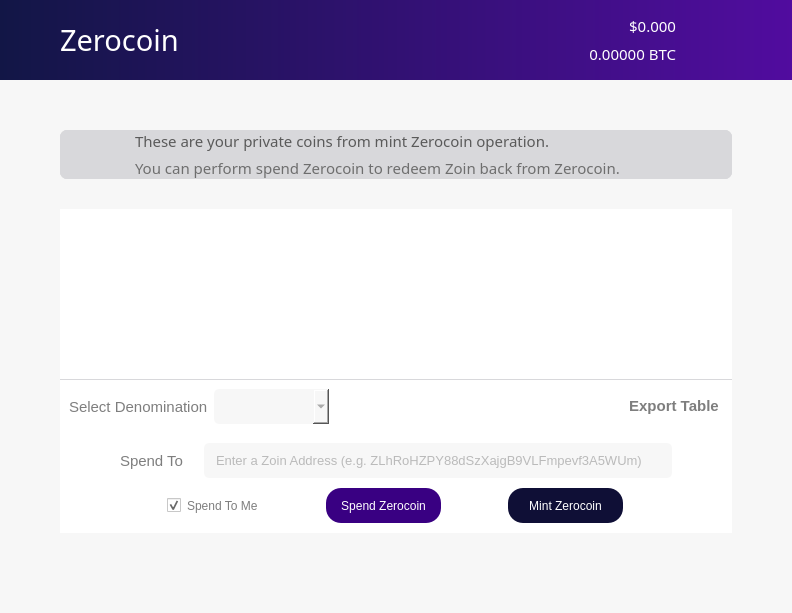
Before: the Qt Designer form src/qt/forms/zerocoinpage.ui in noirofficial/noir, drawn with Qt 5.
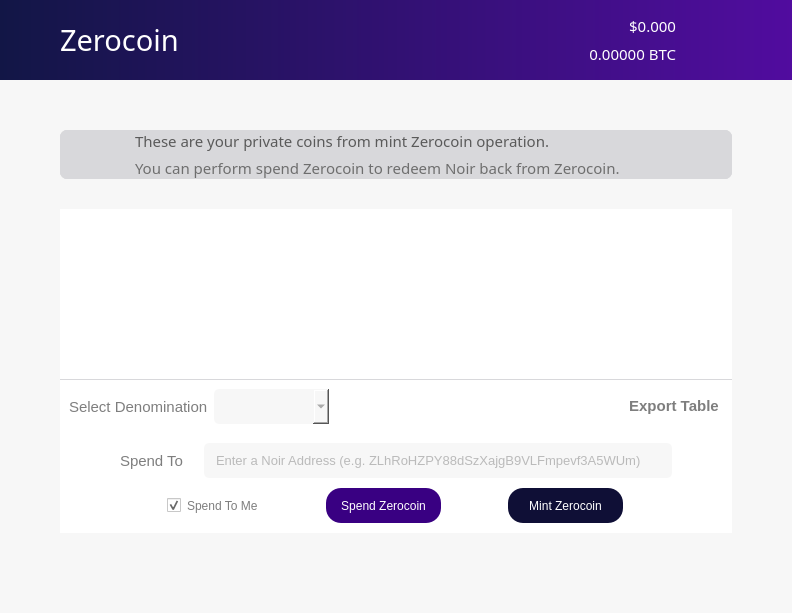
After: the same form once the commit is applied. Icons and pictures are not drawn.

What changed in the file:
```diff
--- a/src/qt/forms/zerocoinpage.ui
+++ b/src/qt/forms/zerocoinpage.ui
@@ -869,7 +869,7 @@
                  </property>
                  <property name="font">
                   <font>
-                   <family>ZoinLight</family>
+                   <family>NoirLight</family>
                    <pointsize>11</pointsize>
                    <weight>50</weight>
                    <bold>false</bold>
@@ -888,7 +888,7 @@
                   <string notr="true">color: rgb(110, 110, 110);</string>
                  </property>
                  <property name="text">
-                  <string notr="true">You can perform spend Zerocoin to redeem Zoin back from Zerocoin.</string>
+                  <string notr="true">You can perform spend Zerocoin to redeem Noir back from Zerocoin.</string>
                  </property>
                  <property name="alignment">
                   <set>Qt::AlignLeading|Qt::AlignLeft|Qt::AlignTop</set>
@@ -1392,7 +1392,7 @@
 </string>
                     </property>
                     <property name="placeholderText">
-                     <string>Enter a Zoin Address (e.g. ZLhRoHZPY88dSzXajgB9VLFmpevf3A5WUm)</string>
+                     <string>Enter a Noir Address (e.g. ZLhRoHZPY88dSzXajgB9VLFmpevf3A5WUm)</string>
                     </property>
                    </widget>
                   </item>
```
Left out of the diff: 10 changed lines with no effect on the pictures.
